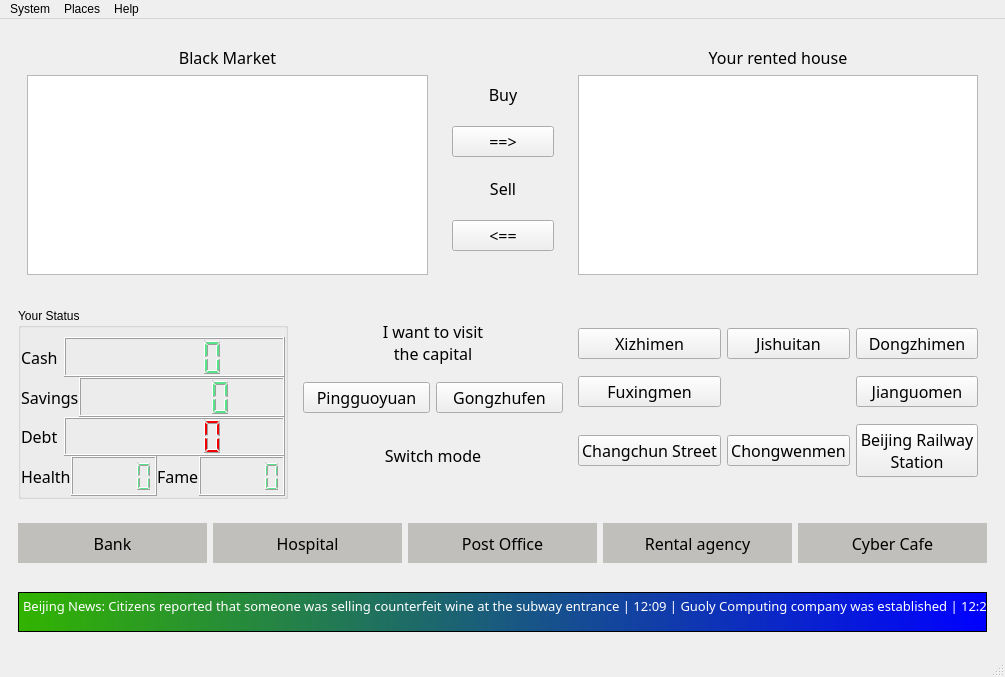
First picture: the form in form/main.ui, repository soda92/beijing_fushengji_rewrite, before the edit.
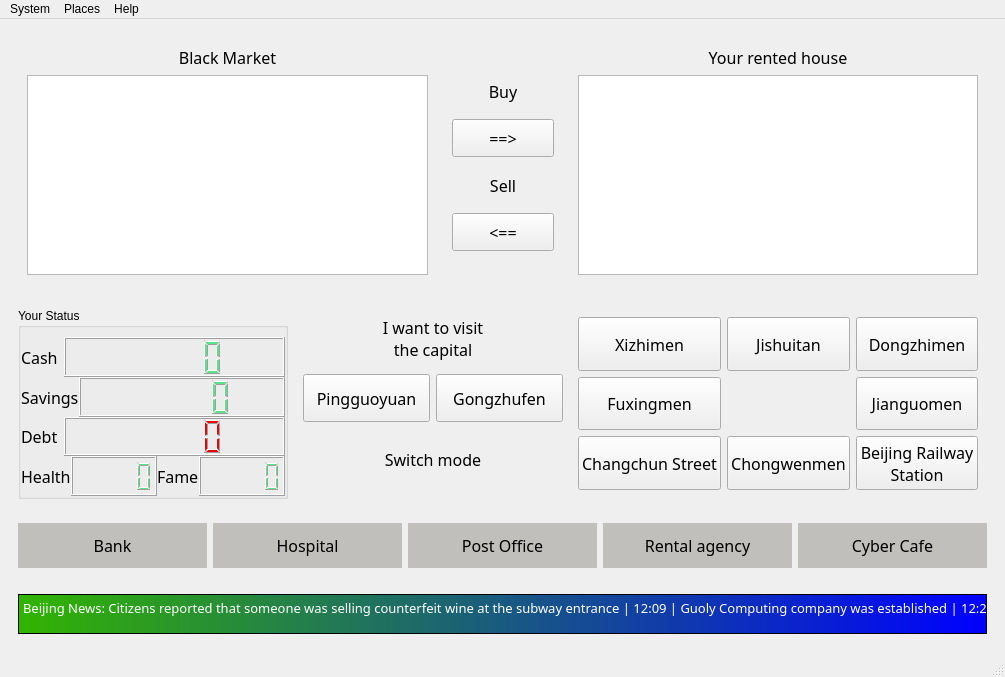
Second picture: the form after the edit. Icons and pictures are not drawn.

Commit message: fix button height

Patch:
```diff
--- a/form/main.ui
+++ b/form/main.ui
@@ -76,6 +76,18 @@
           </item>
           <item>
            <widget class="QPushButton" name="buy">
+            <property name="sizePolicy">
+             <sizepolicy hsizetype="Minimum" vsizetype="Expanding">
+              <horstretch>0</horstretch>
+              <verstretch>0</verstretch>
+             </sizepolicy>
+            </property>
+            <property name="maximumSize">
+             <size>
+              <width>16777215</width>
+              <height>38</height>
+             </size>
+            </property>
             <property name="text">
              <string>==&gt;</string>
             </property>
@@ -93,6 +105,18 @@
           </item>
           <item>
            <widget class="QPushButton" name="sell">
+            <property name="sizePolicy">
+             <sizepolicy hsizetype="Minimum" vsizetype="Expanding">
+              <horstretch>0</horstretch>
+              <verstretch>0</verstretch>
+             </sizepolicy>
+            </property>
+            <property name="maximumSize">
+             <size>
+              <width>16777215</width>
+              <height>38</height>
+             </size>
+            </property>
             <property name="text">
              <string>&lt;==</string>
             </property>
@@ -469,6 +493,12 @@
              </property>
              <item>
               <widget class="QPushButton" name="x1">
+               <property name="sizePolicy">
+                <sizepolicy hsizetype="Minimum" vsizetype="Expanding">
+                 <horstretch>0</horstretch>
+                 <verstretch>0</verstretch>
+                </sizepolicy>
+               </property>
                <property name="text">
                 <string>Pingguoyuan</string>
                </property>
@@ -476,6 +506,12 @@
              </item>
              <item>
               <widget class="QPushButton" name="x2">
+               <property name="sizePolicy">
+                <sizepolicy hsizetype="Minimum" vsizetype="Expanding">
+                 <horstretch>0</horstretch>
+                 <verstretch>0</verstretch>
+                </sizepolicy>
+               </property>
                <property name="text">
                 <string>Gongzhufen</string>
                </property>
@@ -522,6 +558,12 @@
          <layout class="QGridLayout" name="gridLayout_2">
           <item row="2" column="0">
            <widget class="QPushButton" name="x8">
+            <property name="sizePolicy">
+             <sizepolicy hsizetype="Minimum" vsizetype="Expanding">
+              <horstretch>0</horstretch>
+              <verstretch>0</verstretch>
+             </sizepolicy>
+            </property>
             <property name="text">
              <string>Changchun Street</string>
             </property>
@@ -530,7 +572,7 @@
           <item row="0" column="2">
            <widget class="QPushButton" name="x5">
             <property name="sizePolicy">
-             <sizepolicy hsizetype="Preferred" vsizetype="Fixed">
+             <sizepolicy hsizetype="Preferred" vsizetype="Expanding">
               <horstretch>0</horstretch>
               <verstretch>0</verstretch>
              </sizepolicy>
@@ -542,6 +584,12 @@
           </item>
           <item row="1" column="0">
            <widget class="QPushButton" name="x6">
+            <property name="sizePolicy">
+             <sizepolicy hsizetype="Minimum" vsizetype="Expanding">
+              <horstretch>0</horstretch>
+              <verstretch>0</verstretch>
+             </sizepolicy>
+            </property>
             <property name="text">
              <string>Fuxingmen</string>
             </property>
@@ -549,6 +597,12 @@
           </item>
           <item row="0" column="1">
            <widget class="QPushButton" name="x4">
+            <property name="sizePolicy">
+             <sizepolicy hsizetype="Minimum" vsizetype="Expanding">
+              <horstretch>0</horstretch>
+              <verstretch>0</verstretch>
+             </sizepolicy>
+            </property>
             <property name="text">
              <string>Jishuitan</string>
             </property>
@@ -556,6 +610,12 @@
           </item>
           <item row="1" column="2">
            <widget class="QPushButton" name="x7">
+            <property name="sizePolicy">
+             <sizepolicy hsizetype="Minimum" vsizetype="Expanding">
+              <horstretch>0</horstretch>
+              <verstretch>0</verstretch>
+             </sizepolicy>
+            </property>
             <property name="text">
              <string>Jianguomen</string>
             </property>
@@ -563,6 +623,12 @@
           </item>
           <item row="0" column="0">
            <widget class="QPushButton" name="x3">
+            <property name="sizePolicy">
+             <sizepolicy hsizetype="Minimum" vsizetype="Expanding">
+              <horstretch>0</horstretch>
+              <verstretch>0</verstretch>
+             </sizepolicy>
+            </property>
             <property name="text">
              <string>Xizhimen</string>
             </property>
@@ -570,6 +636,12 @@
           </item>
           <item row="2" column="2">
            <widget class="QPushButton" name="x0">
+            <property name="sizePolicy">
+             <sizepolicy hsizetype="Minimum" vsizetype="Expanding">
+              <horstretch>0</horstretch>
+              <verstretch>0</verstretch>
+             </sizepolicy>
+            </property>
             <property name="text">
              <string>Beijing Railway 
 Station</string>
@@ -578,6 +650,12 @@
           </item>
           <item row="2" column="1">
            <widget class="QPushButton" name="x9">
+            <property name="sizePolicy">
+             <sizepolicy hsizetype="Minimum" vsizetype="Expanding">
+              <horstretch>0</horstretch>
+              <verstretch>0</verstretch>
+             </sizepolicy>
+            </property>
             <property name="text">
              <string>Chongwenmen</string>
             </property>
@@ -616,6 +694,12 @@
       <layout class="QHBoxLayout" name="horizontalLayout">
        <item>
         <widget class="QPushButton" name="p_bank">
+         <property name="sizePolicy">
+          <sizepolicy hsizetype="Minimum" vsizetype="Expanding">
+           <horstretch>0</horstretch>
+           <verstretch>0</verstretch>
+          </sizepolicy>
+         </property>
          <property name="styleSheet">
           <string notr="true">QPushButton{
 icon: url(:/bg/res/bank.ico);
@@ -632,6 +716,12 @@
        </item>
        <item>
         <widget class="QPushButton" name="p_hospital">
+         <property name="sizePolicy">
+          <sizepolicy hsizetype="Minimum" vsizetype="Expanding">
+           <horstretch>0</horstretch>
+           <verstretch>0</verstretch>
+          </sizepolicy>
+         </property>
          <property name="styleSheet">
           <string notr="true">QPushButton{
 icon: url(:/bg/res/hospital.ico);
@@ -651,6 +741,12 @@
        </item>
        <item>
         <widget class="QPushButton" name="p_postoffice">
+         <property name="sizePolicy">
+          <sizepolicy hsizetype="Minimum" vsizetype="Expanding">
+           <horstretch>0</horstretch>
+           <verstretch>0</verstretch>
+          </sizepolicy>
+         </property>
          <property name="styleSheet">
           <string notr="true">QPushButton{
 icon: url(:/bg/res/postoffice.ico);
@@ -667,6 +763,12 @@
        </item>
        <item>
         <widget class="QPushButton" name="p_rent">
+         <property name="sizePolicy">
+          <sizepolicy hsizetype="Minimum" vsizetype="Expanding">
+           <horstretch>0</horstretch>
+           <verstretch>0</verstretch>
+          </sizepolicy>
+         </property>
          <property name="styleSheet">
           <string notr="true">QPushButton{
 icon: url(:/bg/res/rent.ico);
@@ -683,6 +785,12 @@
        </item>
        <item>
         <widget class="QPushButton" name="p_netcafe">
+         <property name="sizePolicy">
+          <sizepolicy hsizetype="Minimum" vsizetype="Expanding">
+           <horstretch>0</horstretch>
+           <verstretch>0</verstretch>
+          </sizepolicy>
+         </property>
          <property name="styleSheet">
           <string notr="true">QPushButton{
 icon: url(:/bg/res/netcafe.ico);
```
The commit also changes 1 other file.
